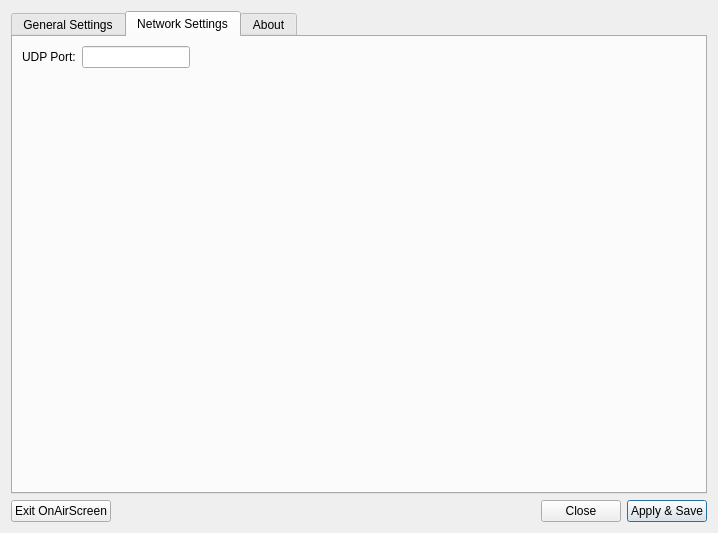
The window that settings.ui (saschaludwig/OnAirScreen) describes before a commit, drawn with Qt 5.
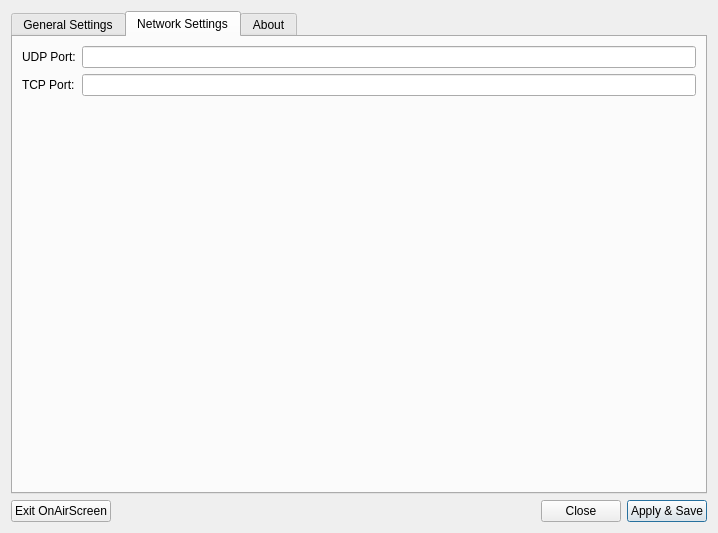
The same window after the commit. The open tabs and pages were chosen to show the change. Icons and pictures are not drawn.

Commit message: added tcpport settings, code preperations for tcp server

```diff
--- a/settings.ui
+++ b/settings.ui
@@ -1136,15 +1136,28 @@
       </attribute>
       <layout class="QGridLayout" name="gridLayout_2">
        <item row="0" column="0">
-        <layout class="QHBoxLayout" name="horizontalLayout_6">
-         <item>
+        <layout class="QFormLayout" name="formLayout">
+         <property name="formAlignment">
+          <set>Qt::AlignLeading|Qt::AlignLeft|Qt::AlignTop</set>
+         </property>
+         <item row="1" column="0">
+          <widget class="QLabel" name="label_10">
+           <property name="text">
+            <string>TCP Port:</string>
+           </property>
+          </widget>
+         </item>
+         <item row="1" column="1">
+          <widget class="QLineEdit" name="tcpport"/>
+         </item>
+         <item row="0" column="0">
           <widget class="QLabel" name="label_4">
            <property name="text">
             <string>UDP Port:</string>
            </property>
           </widget>
          </item>
-         <item>
+         <item row="0" column="1">
           <widget class="QLineEdit" name="udpport">
            <property name="sizePolicy">
             <sizepolicy hsizetype="Minimum" vsizetype="Fixed">
@@ -1160,19 +1173,6 @@
            </property>
           </widget>
          </item>
-         <item>
-          <spacer name="horizontalSpacer_2">
-           <property name="orientation">
-            <enum>Qt::Horizontal</enum>
-           </property>
-           <property name="sizeHint" stdset="0">
-            <size>
-             <width>40</width>
-             <height>20</height>
-            </size>
-           </property>
-          </spacer>
-         </item>
         </layout>
        </item>
        <item row="1" column="0">
```
The commit also changes 1 other file.
